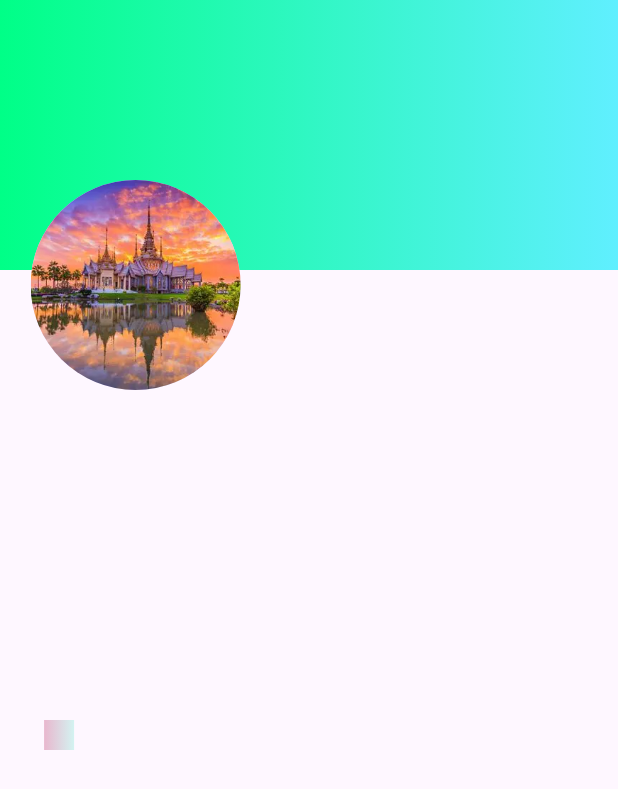
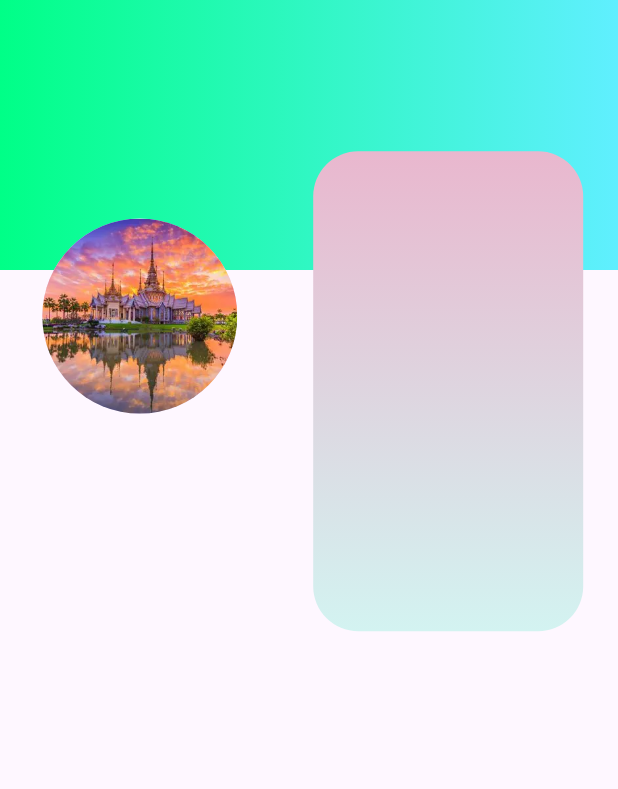
Before and after one commit to Ratndeep1999/daily_practice_of_flutter, a Flutter app: the screen it shows after launch, on a phone screen of 412 x 824 dp. Shown: the top 789 px of the screen. Run offline on Flutter 3.47's test engine with Material 3 defaults, Android fonts, the phone set to English and light mode, and no system bars.

Commit message:
stack, positioned and align

```diff
--- a/lib/stack_positioned_align.dart
+++ b/lib/stack_positioned_align.dart
@@ -8,7 +8,7 @@ class StackPositionedAlign extends StatelessWidget {
     return Scaffold(
       body: SafeArea(
         child: Stack(
-          alignment: Alignment(-0.85, 5),
+          // alignment: Alignment(-0.85, 5),
           children: [
             SizedBox(
               height: 180,
@@ -22,18 +22,29 @@ class StackPositionedAlign extends StatelessWidget {
               ),
             ),
 
-            CircleAvatar(
-              radius: 70,
-              backgroundImage: AssetImage('assets/images/demo.webp'),
+            Align(
+              alignment: Alignment(-0.8, -0.58),
+              child: CircleAvatar(
+                radius: 65,
+                backgroundImage: AssetImage('assets/images/demo.webp'),
+              ),
             ),
 
-            SizedBox(
-              height: 20,
-              width: 20,
-              child: DecoratedBox(
-                decoration: BoxDecoration(
-                  gradient: LinearGradient(
-                    colors: [Color(0xffe9b7ce), Color(0xffd3f3f1)],
+            Align(
+              alignment: Alignment(0.8, -0.6),
+              child: SizedBox(
+                height: 320,
+                width: 180,
+                child: DecoratedBox(
+                  decoration: BoxDecoration(
+                    borderRadius: BorderRadius.circular(30.0),
+                    gradient: LinearGradient(
+                      begin: Alignment.topCenter,
+                      end: Alignment.bottomCenter,
+                      colors: [
+                        Color(0xffe9b7ce), Color(0xffd3f3f1)
+                      ],
+                    ),
                   ),
                 ),
               ),
```
